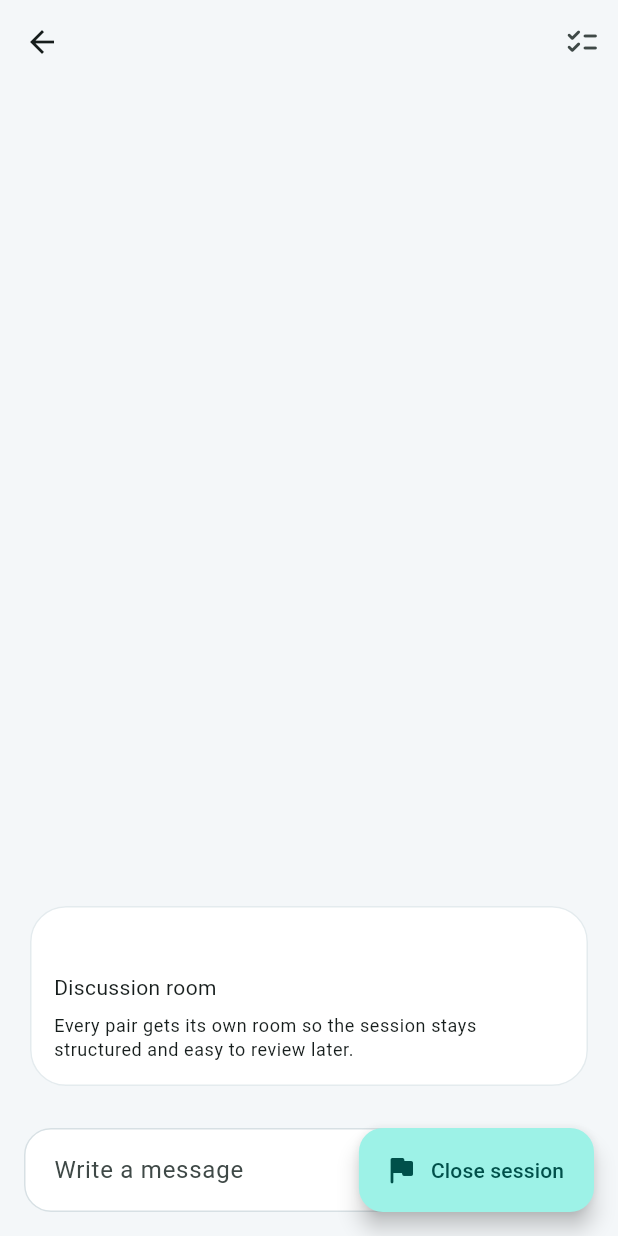
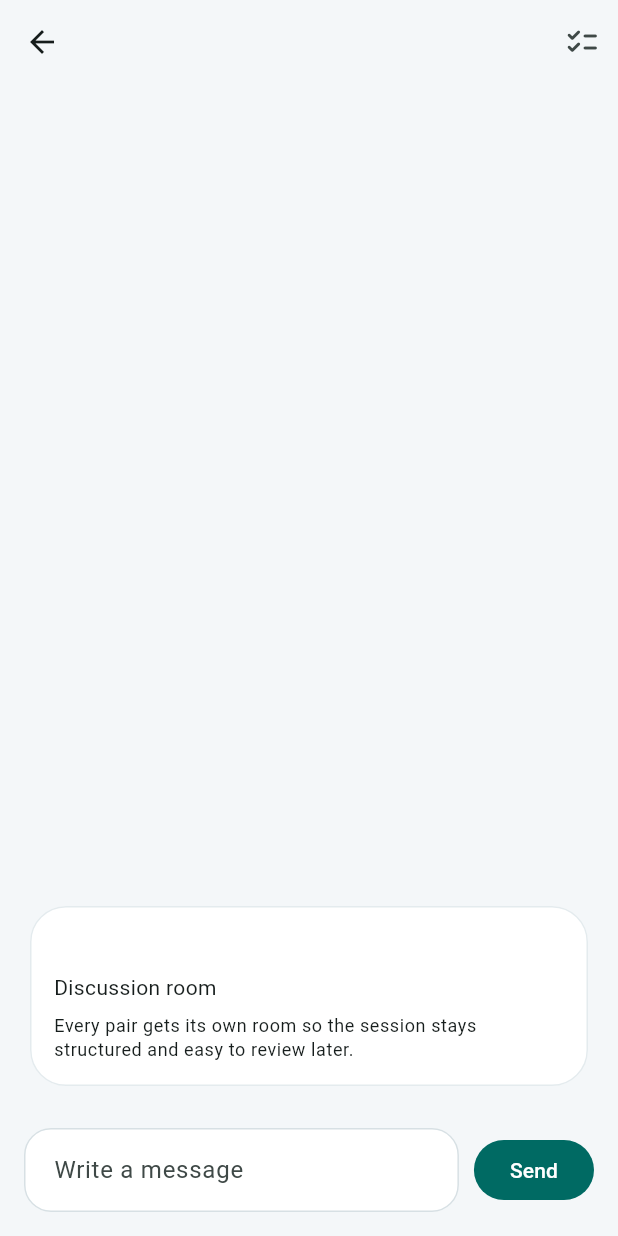
Before and after one commit to Ira-raon/Bridge, a Flutter app: the DiscussionChatroomScreen screen opened directly with empty values, on a phone screen of 412 x 824 dp. Run offline on Flutter 3.47's test engine with Material 3 defaults, Android fonts, the phone set to English and light mode, and no system bars; our stand-ins replace supabase_flutter; accounts and stored records are empty.

Commit message:
commented out close session button cause it is in the way i'll deal with it later

```diff
--- a/lib/screens/discussion_chatroom_screen.dart
+++ b/lib/screens/discussion_chatroom_screen.dart
@@ -127,11 +127,11 @@ class _DiscussionChatroomScreenState extends State<DiscussionChatroomScreen> {
       ),
 
 
-      floatingActionButton: FloatingActionButton.extended(
-        onPressed: () => _saveSession(context),
-        icon: const Icon(Icons.flag_rounded),
-        label: const Text('Close session'),
-      ),
+      // floatingActionButton: FloatingActionButton.extended(
+      //   onPressed: () => _saveSession(context),
+      //   icon: const Icon(Icons.flag_rounded),
+      //   label: const Text('Close session'),
+      // ),
     );
   }
 
```
Also changed, not shown: 1 other file.
